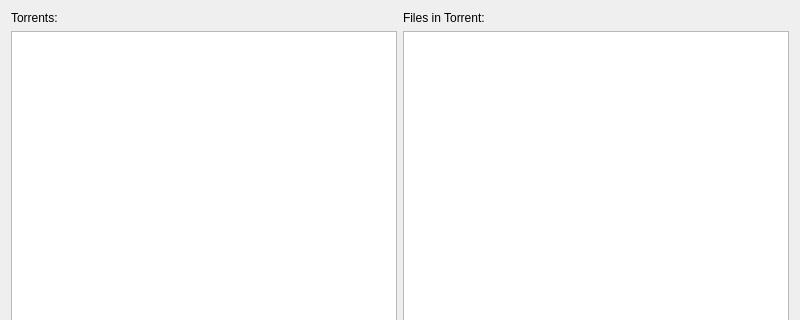
First picture: the form in dialogviewtorrents.ui, repository qwerty258/filemetadata, before the edit; both pictures show x 0 to 800 and y 0 to 320 of the 800 by 600 pixel window.
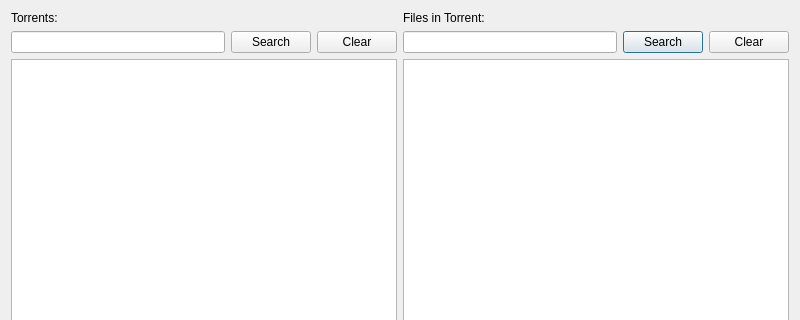
Second picture: the form after the edit.

Commit message: add search funciton in torrents data view

The edit to the form file:
```diff
--- a/dialogviewtorrents.ui
+++ b/dialogviewtorrents.ui
@@ -14,21 +14,40 @@
    <string>View Torrents</string>
   </property>
   <layout class="QGridLayout" name="gridLayout">
-   <item row="0" column="0">
-    <widget class="QLabel" name="labelTorrents">
-     <property name="text">
-      <string>Torrents:</string>
+   <item row="2" column="4">
+    <widget class="QLineEdit" name="line_edit_files_in_torrents_search_term">
+     <property name="sizePolicy">
+      <sizepolicy hsizetype="Preferred" vsizetype="Fixed">
+       <horstretch>0</horstretch>
+       <verstretch>0</verstretch>
+      </sizepolicy>
      </property>
     </widget>
    </item>
-   <item row="0" column="1">
-    <widget class="QLabel" name="labelFilesInTorrents">
+   <item row="2" column="5">
+    <widget class="QPushButton" name="push_button_files_in_torrents_search">
+     <property name="sizePolicy">
+      <sizepolicy hsizetype="Fixed" vsizetype="Fixed">
+       <horstretch>0</horstretch>
+       <verstretch>0</verstretch>
+      </sizepolicy>
+     </property>
      <property name="text">
-      <string>Files in Torrent:</string>
+      <string>Search</string>
      </property>
     </widget>
    </item>
-   <item row="1" column="0">
+   <item row="2" column="0">
+    <widget class="QLineEdit" name="line_edit_torrents_search_term">
+     <property name="sizePolicy">
+      <sizepolicy hsizetype="Preferred" vsizetype="Fixed">
+       <horstretch>0</horstretch>
+       <verstretch>0</verstretch>
+      </sizepolicy>
+     </property>
+    </widget>
+   </item>
+   <item row="3" column="0" colspan="3">
     <widget class="QTableView" name="tableViewTorrents">
      <property name="editTriggers">
       <set>QAbstractItemView::NoEditTriggers</set>
@@ -38,7 +57,60 @@
      </property>
     </widget>
    </item>
-   <item row="1" column="1">
+   <item row="2" column="2">
+    <widget class="QPushButton" name="push_button_torrents_clear">
+     <property name="sizePolicy">
+      <sizepolicy hsizetype="Fixed" vsizetype="Fixed">
+       <horstretch>0</horstretch>
+       <verstretch>0</verstretch>
+      </sizepolicy>
+     </property>
+     <property name="text">
+      <string>Clear</string>
+     </property>
+    </widget>
+   </item>
+   <item row="2" column="1">
+    <widget class="QPushButton" name="push_button_torrents_search">
+     <property name="sizePolicy">
+      <sizepolicy hsizetype="Fixed" vsizetype="Fixed">
+       <horstretch>0</horstretch>
+       <verstretch>0</verstretch>
+      </sizepolicy>
+     </property>
+     <property name="text">
+      <string>Search</string>
+     </property>
+    </widget>
+   </item>
+   <item row="1" column="4">
+    <widget class="QLabel" name="labelFilesInTorrents">
+     <property name="text">
+      <string>Files in Torrent:</string>
+     </property>
+    </widget>
+   </item>
+   <item row="1" column="0">
+    <widget class="QLabel" name="labelTorrents">
+     <property name="text">
+      <string>Torrents:</string>
+     </property>
+    </widget>
+   </item>
+   <item row="2" column="6">
+    <widget class="QPushButton" name="push_button_files_in_torrents_clear">
+     <property name="sizePolicy">
+      <sizepolicy hsizetype="Fixed" vsizetype="Fixed">
+       <horstretch>0</horstretch>
+       <verstretch>0</verstretch>
+      </sizepolicy>
+     </property>
+     <property name="text">
+      <string>Clear</string>
+     </property>
+    </widget>
+   </item>
+   <item row="3" column="4" colspan="3">
     <widget class="QTableView" name="tableViewFilesInTorrent">
      <property name="editTriggers">
       <set>QAbstractItemView::NoEditTriggers</set>
```
The commit also changes 4 other files.
